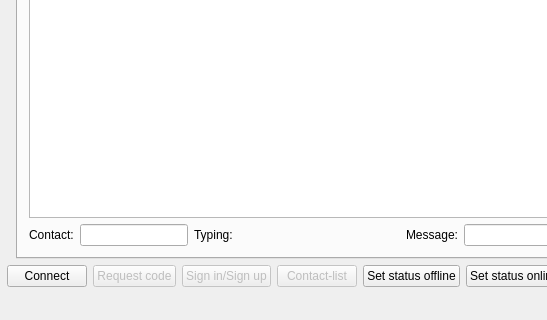
Before: the Qt Designer form testApp/MainWindow.ui in Kaffeine/telegram-qt, drawn with Qt 5; both pictures show x 113 to 660 and y 333 to 653 of the 795 by 653 pixel window.
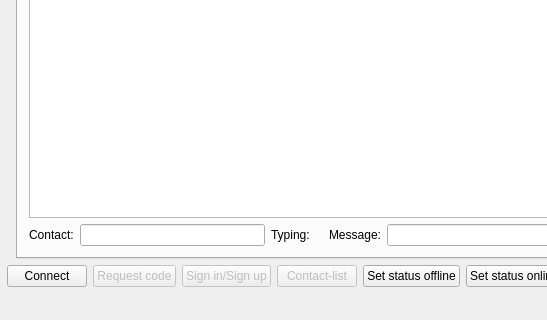
After: the same form once the commit is applied. The open tabs and pages were chosen to show the change.

Commit message: testApp: Reimplemented messaging.

Diff of the .ui file:
```diff
--- a/testApp/MainWindow.ui
+++ b/testApp/MainWindow.ui
@@ -205,7 +205,14 @@
          <attribute name="title">
           <string>Messaging</string>
          </attribute>
-         <layout class="QGridLayout" name="gridLayout_4" columnstretch="0,0,0,1,0,0,0">
+         <layout class="QGridLayout" name="gridLayout_4" columnstretch="0,0,0,0,0,0,0">
+          <item row="1" column="4">
+           <widget class="QLabel" name="label_8">
+            <property name="text">
+             <string>Message:</string>
+            </property>
+           </widget>
+          </item>
           <item row="1" column="5">
            <widget class="QLineEdit" name="messagingMessage"/>
           </item>
@@ -230,23 +237,6 @@
             </property>
            </widget>
           </item>
-          <item row="1" column="4">
-           <widget class="QLabel" name="label_8">
-            <property name="text">
-             <string>Message:</string>
-            </property>
-           </widget>
-          </item>
-          <item row="1" column="1">
-           <widget class="QLineEdit" name="messagingContactPhone"/>
-          </item>
-          <item row="0" column="0" colspan="7">
-           <widget class="QPlainTextEdit" name="messagingLogs">
-            <property name="readOnly">
-             <bool>true</bool>
-            </property>
-           </widget>
-          </item>
           <item row="1" column="2">
            <widget class="QLabel" name="label_9">
             <property name="text">
@@ -254,6 +244,12 @@
             </property>
            </widget>
           </item>
+          <item row="1" column="1">
+           <widget class="QLineEdit" name="messagingContactPhone"/>
+          </item>
+          <item row="0" column="0" colspan="7">
+           <widget class="QTableView" name="messagingView"/>
+          </item>
          </layout>
         </widget>
         <widget class="QWidget" name="tabSecret">
```
The commit also changes 6 other files.
